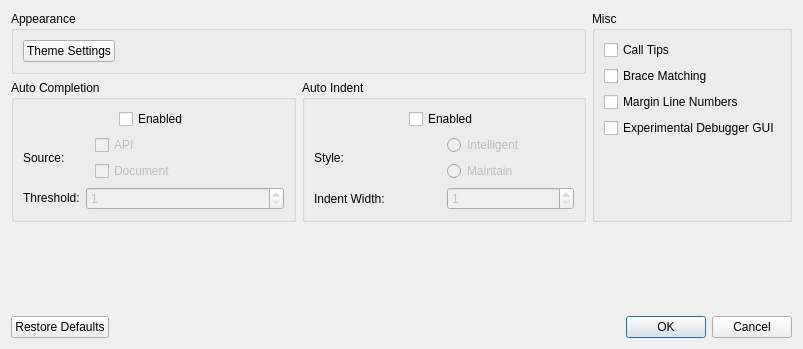
kipr/kiss, file ui/EditorSettingsDialog.ui: the form before one commit.
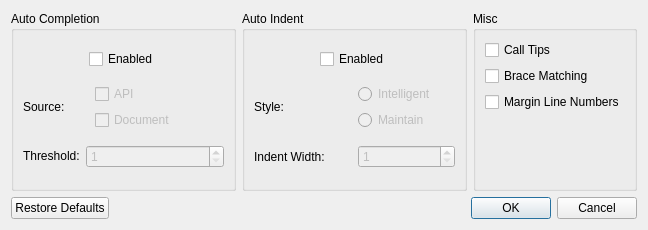
The form after the commit.

The edit to the form file:
```diff
--- a/ui/EditorSettingsDialog.ui
+++ b/ui/EditorSettingsDialog.ui
@@ -6,171 +6,35 @@
    <rect>
     <x>0</x>
     <y>0</y>
-    <width>803</width>
-    <height>349</height>
+    <width>648</width>
+    <height>230</height>
    </rect>
   </property>
   <property name="sizePolicy">
-   <sizepolicy hsizetype="Preferred" vsizetype="Preferred">
+   <sizepolicy hsizetype="Fixed" vsizetype="Fixed">
     <horstretch>0</horstretch>
     <verstretch>0</verstretch>
    </sizepolicy>
   </property>
+  <property name="minimumSize">
+   <size>
+    <width>648</width>
+    <height>230</height>
+   </size>
+  </property>
+  <property name="maximumSize">
+   <size>
+    <width>648</width>
+    <height>230</height>
+   </size>
+  </property>
   <property name="windowTitle">
    <string>Settings</string>
   </property>
-  <layout class="QGridLayout">
-   <item row="0" column="0" colspan="2">
-    <widget class="QGroupBox" name="ui_appearanceGroup">
-     <property name="title">
-      <string>Appearance</string>
-     </property>
+  <layout class="QVBoxLayout" name="verticalLayout">
+   <item>
      <layout class="QHBoxLayout" name="horizontalLayout">
       <item>
-       <widget class="QPushButton" name="ui_themeSettingsButton">
-        <property name="text">
-         <string>Theme Settings</string>
-        </property>
-       </widget>
-      </item>
-      <item>
-       <spacer name="horizontalSpacer">
-        <property name="orientation">
-         <enum>Qt::Horizontal</enum>
-        </property>
-        <property name="sizeHint" stdset="0">
-         <size>
-          <width>40</width>
-          <height>20</height>
-         </size>
-        </property>
-       </spacer>
-      </item>
-     </layout>
-    </widget>
-   </item>
-   <item row="3" column="0" colspan="3">
-    <widget class="QDialogButtonBox" name="ui_buttonBox">
-     <property name="orientation">
-      <enum>Qt::Horizontal</enum>
-     </property>
-     <property name="standardButtons">
-      <set>QDialogButtonBox::Cancel|QDialogButtonBox::Ok|QDialogButtonBox::RestoreDefaults</set>
-     </property>
-    </widget>
-   </item>
-   <item row="1" column="1">
-    <widget class="QGroupBox" name="ui_autoIndentGroup">
-     <property name="title">
-      <string>Auto Indent</string>
-     </property>
-     <layout class="QVBoxLayout">
-      <item>
-       <layout class="QHBoxLayout">
-        <item>
-         <spacer>
-          <property name="orientation">
-           <enum>Qt::Horizontal</enum>
-          </property>
-          <property name="sizeHint" stdset="0">
-           <size>
-            <width>40</width>
-            <height>20</height>
-           </size>
-          </property>
-         </spacer>
-        </item>
-        <item>
-         <widget class="QCheckBox" name="ui_autoIndentEnabledCheckBox">
-          <property name="text">
-           <string>Enabled</string>
-          </property>
-         </widget>
-        </item>
-        <item>
-         <spacer>
-          <property name="orientation">
-           <enum>Qt::Horizontal</enum>
-          </property>
-          <property name="sizeHint" stdset="0">
-           <size>
-            <width>40</width>
-            <height>20</height>
-           </size>
-          </property>
-         </spacer>
-        </item>
-       </layout>
-      </item>
-      <item>
-       <layout class="QHBoxLayout">
-        <item>
-         <widget class="QLabel" name="label_5">
-          <property name="minimumSize">
-           <size>
-            <width>83</width>
-            <height>0</height>
-           </size>
-          </property>
-          <property name="text">
-           <string>Style:</string>
-          </property>
-         </widget>
-        </item>
-        <item>
-         <layout class="QVBoxLayout">
-          <item>
-           <widget class="QRadioButton" name="ui_autoIndentIntelligentStyleRadioButton">
-            <property name="enabled">
-             <bool>false</bool>
-            </property>
-            <property name="text">
-             <string>Intelligent</string>
-            </property>
-           </widget>
-          </item>
-          <item>
-           <widget class="QRadioButton" name="ui_autoIndentMaintainStyleRadioButton">
-            <property name="enabled">
-             <bool>false</bool>
-            </property>
-            <property name="text">
-             <string>Maintain</string>
-            </property>
-           </widget>
-          </item>
-         </layout>
-        </item>
-       </layout>
-      </item>
-      <item>
-       <layout class="QHBoxLayout">
-        <item>
-         <widget class="QLabel" name="label_6">
-          <property name="text">
-           <string>Indent Width:</string>
-          </property>
-         </widget>
-        </item>
-        <item>
-         <widget class="QSpinBox" name="ui_autoIndentWidthSpinBox">
-          <property name="enabled">
-           <bool>false</bool>
-          </property>
-          <property name="minimum">
-           <number>1</number>
-          </property>
-          <property name="maximum">
-           <number>20</number>
-          </property>
-         </widget>
-        </item>
-       </layout>
-      </item>
-     </layout>
-    </widget>
-   </item>
-   <item row="1" column="0">
     <widget class="QGroupBox" name="ui_autoCompletionGroup">
      <property name="title">
       <string>Auto Completion</string>
@@ -299,7 +163,118 @@
      </layout>
     </widget>
    </item>
-   <item row="0" column="2" rowspan="2">
+     <item>
+      <widget class="QGroupBox" name="ui_autoIndentGroup">
+       <property name="title">
+        <string>Auto Indent</string>
+       </property>
+       <layout class="QVBoxLayout">
+        <item>
+         <layout class="QHBoxLayout">
+          <item>
+           <spacer>
+            <property name="orientation">
+             <enum>Qt::Horizontal</enum>
+            </property>
+            <property name="sizeHint" stdset="0">
+             <size>
+              <width>40</width>
+              <height>20</height>
+             </size>
+            </property>
+           </spacer>
+          </item>
+          <item>
+           <widget class="QCheckBox" name="ui_autoIndentEnabledCheckBox">
+            <property name="text">
+             <string>Enabled</string>
+            </property>
+           </widget>
+          </item>
+          <item>
+           <spacer>
+            <property name="orientation">
+             <enum>Qt::Horizontal</enum>
+            </property>
+            <property name="sizeHint" stdset="0">
+             <size>
+              <width>40</width>
+              <height>20</height>
+             </size>
+            </property>
+           </spacer>
+          </item>
+         </layout>
+        </item>
+        <item>
+         <layout class="QHBoxLayout">
+          <item>
+           <widget class="QLabel" name="label_5">
+            <property name="minimumSize">
+             <size>
+              <width>83</width>
+              <height>0</height>
+             </size>
+            </property>
+            <property name="text">
+             <string>Style:</string>
+            </property>
+           </widget>
+          </item>
+          <item>
+           <layout class="QVBoxLayout">
+            <item>
+             <widget class="QRadioButton" name="ui_autoIndentIntelligentStyleRadioButton">
+              <property name="enabled">
+               <bool>false</bool>
+              </property>
+              <property name="text">
+               <string>Intelligent</string>
+              </property>
+             </widget>
+            </item>
+            <item>
+             <widget class="QRadioButton" name="ui_autoIndentMaintainStyleRadioButton">
+              <property name="enabled">
+               <bool>false</bool>
+              </property>
+              <property name="text">
+               <string>Maintain</string>
+              </property>
+             </widget>
+            </item>
+           </layout>
+          </item>
+         </layout>
+        </item>
+        <item>
+         <layout class="QHBoxLayout">
+          <item>
+           <widget class="QLabel" name="label_6">
+            <property name="text">
+             <string>Indent Width:</string>
+            </property>
+           </widget>
+          </item>
+          <item>
+           <widget class="QSpinBox" name="ui_autoIndentWidthSpinBox">
+            <property name="enabled">
+             <bool>false</bool>
+            </property>
+            <property name="minimum">
+             <number>1</number>
+            </property>
+            <property name="maximum">
+             <number>20</number>
+            </property>
+           </widget>
+          </item>
+         </layout>
+        </item>
+       </layout>
+      </widget>
+     </item>
+     <item>
     <widget class="QGroupBox" name="ui_miscGroup">
      <property name="title">
       <string>Misc</string>
@@ -326,13 +301,6 @@
         </property>
        </widget>
       </item>
-      <item>
-       <widget class="QCheckBox" name="ui_debugger">
-        <property name="text">
-         <string>Experimental Debugger GUI</string>
-        </property>
-       </widget>
-      </item>
       <item>
        <spacer>
         <property name="orientation">
@@ -349,18 +317,17 @@
      </layout>
     </widget>
    </item>
-   <item row="2" column="1">
-    <spacer name="verticalSpacer">
+    </layout>
+   </item>
+   <item>
+    <widget class="QDialogButtonBox" name="ui_buttonBox">
      <property name="orientation">
-      <enum>Qt::Vertical</enum>
+      <enum>Qt::Horizontal</enum>
      </property>
-     <property name="sizeHint" stdset="0">
-      <size>
-       <width>20</width>
-       <height>40</height>
-      </size>
+     <property name="standardButtons">
+      <set>QDialogButtonBox::Cancel|QDialogButtonBox::Ok|QDialogButtonBox::RestoreDefaults</set>
      </property>
-    </spacer>
+    </widget>
    </item>
   </layout>
  </widget>
```
Lines whose indentation alone changed are shown as unchanged.
